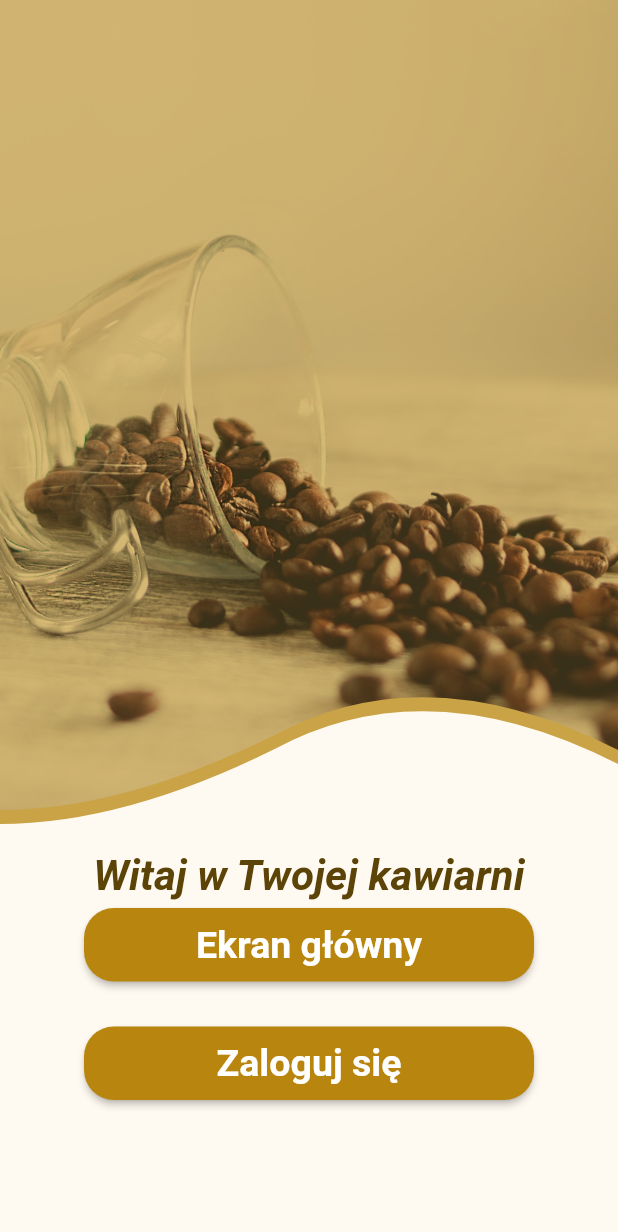
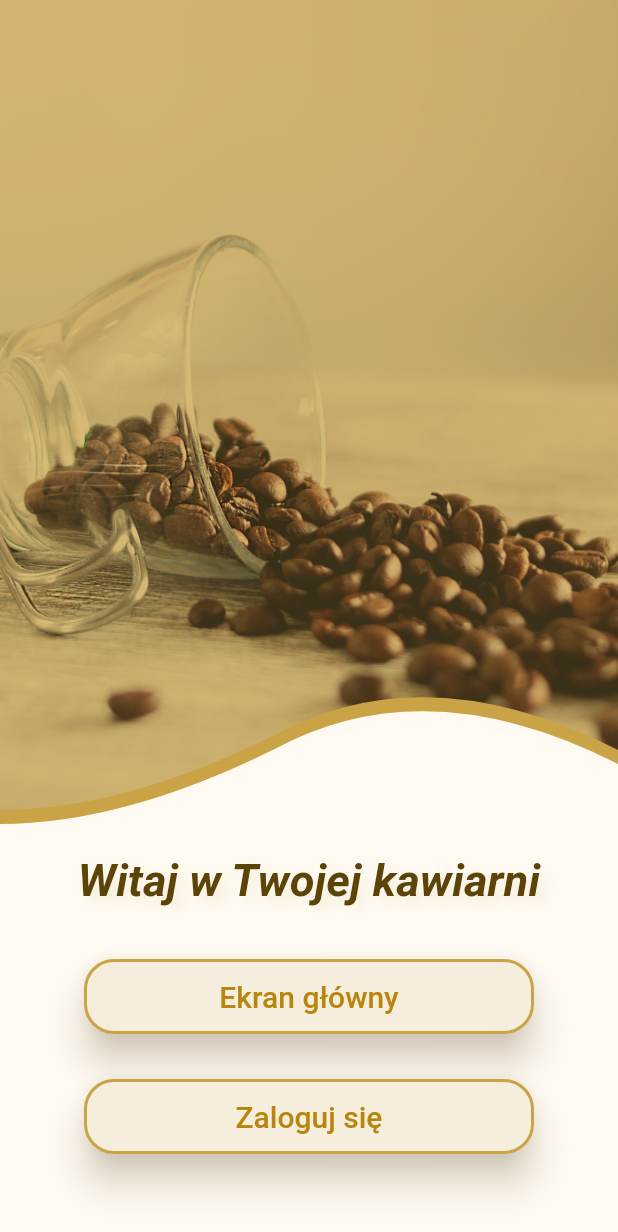
Before and after one commit to FerencMarcin/Cafe-mobile-app, a Flutter app: the screen it shows after launch, on a phone screen of 412 x 824 dp. Shown: the top 1232 px of the screen. Run offline on Flutter 3.47's test engine with Material 2 defaults, Android fonts, the phone set to English and light mode, and no system bars; our stand-ins replace flutter_secure_storage, get; statements that could not run were skipped.

Commit message:
Button style change #8

```diff
--- a/lib/view/welcome_view.dart
+++ b/lib/view/welcome_view.dart
@@ -1,5 +1,4 @@
 import 'package:flutter/material.dart';
-import 'package:get/get.dart';
 
 import '../theme/colors.dart';
 import 'clipper/imageBorderClip.dart';
@@ -14,10 +13,14 @@ class WelcomeView extends StatefulWidget {
 class _WelcomeViewState extends State<WelcomeView> {
   @override
   Widget build(BuildContext context) {
-    final ButtonStyle style = ElevatedButton.styleFrom(
-      textStyle: const TextStyle(fontSize: 25),
+    final ButtonStyle style = OutlinedButton.styleFrom(
+      textStyle: const TextStyle(fontSize: 20.0),
       shape: RoundedRectangleBorder(borderRadius: BorderRadius.circular(20.0)),
-      minimumSize: const Size(300, 40),
+      minimumSize: const Size(300.0, 50.0),
+      side: const BorderSide(width: 2.0, color: AppColors.aztecGold),
+      backgroundColor: AppColors.darkGoldenrodMap[50],
+      elevation: 10.0,
+      shadowColor: AppColors.darkGoldenrodMap[100]
     );
 
     return Scaffold(
@@ -33,7 +36,7 @@ class _WelcomeViewState extends State<WelcomeView> {
                     clipper:imageBorderClip(), //set our custom wave clipper
                     child:Container(
                       color: AppColors.aztecGold,
-                      height:560,
+                      height:560.0,
                     ),
                   ),
                   // Opacity(
@@ -49,7 +52,7 @@ class _WelcomeViewState extends State<WelcomeView> {
                   ClipPath(
                     clipper: imageBorderClip(),
                     child: Container(
-                      height: 540,
+                      height: 540.0,
                       decoration: BoxDecoration(
                         shape: BoxShape.rectangle,
                         image: DecorationImage(
@@ -69,32 +72,41 @@ class _WelcomeViewState extends State<WelcomeView> {
                   Text(
                     "Witaj w Twojej kawiarni",
                     style: TextStyle(
-                      fontSize: 28,
-                      height: 2,
+                      shadows: [
+                        Shadow(
+                          blurRadius: 10.0,
+                          // color of the shadow
+                          color: AppColors.darkGoldenrodMap[50]!,
+                          offset: const Offset(5.0, 5.0),
+                        ),
+                      ],
+                      fontSize: 30.0,
+                      height: 2.0,
                       fontWeight: FontWeight.w600,
                       fontStyle: FontStyle.italic,
                       color: AppColors.darkGoldenrodMap[900]
                     ),
                   ),
-                  ElevatedButton(
+                  const SizedBox(height: 30.0),
+                  OutlinedButton(
                     style: style,
                     onPressed: () {
                       Navigator.pushNamed(context, '/login');
                     },
                     child: const Padding(
                       padding: EdgeInsets.all(10.0),
-                      child: Text('Ekran główny', style: TextStyle(fontWeight: FontWeight.w600)),
+                      child: Text('Ekran główny', style: TextStyle(fontWeight: FontWeight.w500)),
                     ),
                   ),
-                  const SizedBox(height: 30),
-                  ElevatedButton(
+                  const SizedBox(height: 30.0),
+                  OutlinedButton(
                     style: style,
                     onPressed: () {
                       Navigator.pushNamed(context, '/login');
                     },
                     child: const Padding(
                       padding: EdgeInsets.all(10.0),
-                      child: Text('Zaloguj się', style: TextStyle(fontWeight: FontWeight.w600)),
+                      child: Text('Zaloguj się', style: TextStyle(fontWeight: FontWeight.w500)),
                     ),
                   ),
                 ],
```
